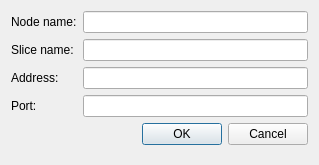
Before: the Qt Designer form src/demogui/editsliverdialog.ui in henrikvs/nornetdemo, drawn with Qt 5.
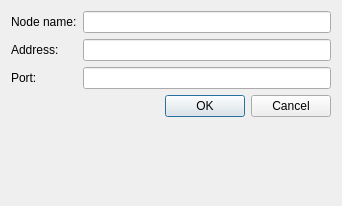
After: the same form once the commit is applied.

```diff
--- a/src/demogui/editsliverdialog.ui
+++ b/src/demogui/editsliverdialog.ui
@@ -6,8 +6,8 @@
    <rect>
     <x>0</x>
     <y>0</y>
-    <width>319</width>
-    <height>165</height>
+    <width>342</width>
+    <height>206</height>
    </rect>
   </property>
   <property name="windowTitle">
@@ -16,6 +16,9 @@
   <layout class="QVBoxLayout" name="verticalLayout">
    <item>
     <layout class="QFormLayout" name="formLayout">
+     <property name="fieldGrowthPolicy">
+      <enum>QFormLayout::AllNonFixedFieldsGrow</enum>
+     </property>
      <item row="0" column="0">
       <widget class="QLabel" name="label">
        <property name="text">
@@ -27,36 +30,26 @@
       <widget class="QLineEdit" name="siteNameEdit"/>
      </item>
      <item row="1" column="0">
-      <widget class="QLabel" name="label_4">
-       <property name="text">
-        <string>Slice name:</string>
-       </property>
-      </widget>
-     </item>
-     <item row="1" column="1">
-      <widget class="QLineEdit" name="sliceNameEdit"/>
-     </item>
-     <item row="2" column="0">
       <widget class="QLabel" name="label_2">
        <property name="text">
         <string>Address:</string>
        </property>
       </widget>
      </item>
-     <item row="2" column="1">
+     <item row="1" column="1">
       <widget class="QLineEdit" name="addressEdit"/>
      </item>
-     <item row="3" column="0">
+     <item row="2" column="0">
       <widget class="QLabel" name="label_3">
        <property name="text">
         <string>Port:</string>
        </property>
       </widget>
      </item>
-     <item row="3" column="1">
+     <item row="2" column="1">
       <widget class="QLineEdit" name="portEdit"/>
      </item>
-     <item row="4" column="0" colspan="2">
+     <item row="3" column="0" colspan="2">
       <widget class="QDialogButtonBox" name="buttonBox">
        <property name="orientation">
         <enum>Qt::Horizontal</enum>
```
